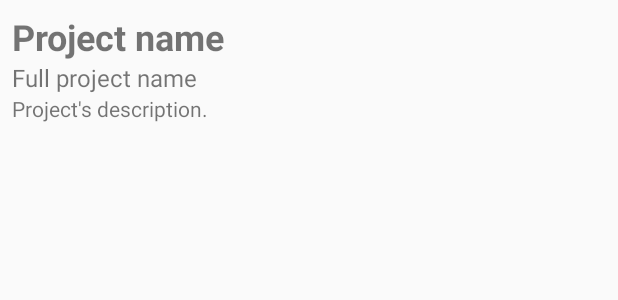
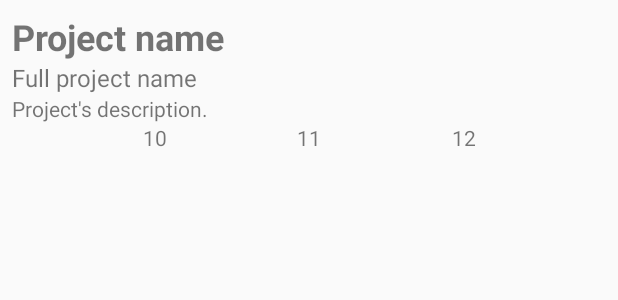
Before and after one commit to dexpota/gitfav, an Android app: the layout item_github_repository.xml on its own in the app's theme, with its tools: preview values and no code run, on a phone screen of 412 x 824 dp. Shown: the top 300 px of the screen. Run offline under Robolectric (Android 15) with nearby library versions, the phone set to English and light mode, and no system bars.

Commit message:
Added new attributes and updated item's layout.

```diff
--- a/app/src/main/java/me/destro/android/gitfav/adapters/StarredRepositoriesAdapter.java
+++ b/app/src/main/java/me/destro/android/gitfav/adapters/StarredRepositoriesAdapter.java
@@ -9,6 +9,8 @@ import android.view.View;
 import android.view.ViewGroup;
 import android.widget.Button;
 import android.widget.TextView;
+
+import com.squareup.moshi.Json;
 
 import org.w3c.dom.Text;
 
@@ -47,6 +49,12 @@ public class StarredRepositoriesAdapter extends PagedListAdapter<StarredReposito
         TextView fullProjectName;
         @BindView(R.id.description)
         TextView description;
+        @BindView(R.id.forks_count)
+        TextView forksCount;
+        @BindView(R.id.stargazers_count)
+        TextView stargazersCount;
+        @BindView(R.id.watchers_count)
+        TextView watchersCount;
 
         public StarredRepositoryHolder(@NonNull View itemView) {
             super(itemView);
@@ -57,6 +65,10 @@ public class StarredRepositoriesAdapter extends PagedListAdapter<StarredReposito
             projectName.setText(starredRepository.name);
             fullProjectName.setText(starredRepository.fullName);
             description.setText(starredRepository.description);
+
+            forksCount.setText(String.valueOf(starredRepository.forksCount));
+            stargazersCount.setText(String.valueOf(starredRepository.stargazersCount));
+            watchersCount.setText(String.valueOf(starredRepository.watchersCount));
         }
     }
 }
--- a/app/src/main/res/layout/item_github_repository.xml
+++ b/app/src/main/res/layout/item_github_repository.xml
@@ -36,9 +36,39 @@
         android:layout_width="match_parent"
         android:layout_height="wrap_content"
         app:layout_constraintTop_toBottomOf="@+id/full_project_name"
-        app:layout_constraintBottom_toBottomOf="parent"
+        app:layout_constraintBottom_toTopOf="@+id/forks_count"
         app:layout_constraintLeft_toLeftOf="parent"
         app:layout_constraintRight_toRightOf="parent"
         tools:text="Project's description."/>
 
+    <TextView
+        android:id="@+id/forks_count"
+        android:layout_width="wrap_content"
+        android:layout_height="wrap_content"
+        app:layout_constraintTop_toBottomOf="@+id/description"
+        app:layout_constraintBottom_toBottomOf="parent"
+        app:layout_constraintLeft_toLeftOf="parent"
+        app:layout_constraintRight_toLeftOf="@id/stargazers_count"
+        tools:text="10"/>
+
+    <TextView
+        android:id="@+id/stargazers_count"
+        android:layout_width="wrap_content"
+        android:layout_height="wrap_content"
+        app:layout_constraintTop_toBottomOf="@+id/description"
+        app:layout_constraintBottom_toBottomOf="parent"
+        app:layout_constraintLeft_toRightOf="@id/forks_count"
+        app:layout_constraintRight_toLeftOf="@id/watchers_count"
+        tools:text="11"/>
+
+    <TextView
+        android:id="@+id/watchers_count"
+        android:layout_width="wrap_content"
+        android:layout_height="wrap_content"
+        app:layout_constraintTop_toBottomOf="@+id/description"
+        app:layout_constraintBottom_toBottomOf="parent"
+        app:layout_constraintLeft_toRightOf="@id/stargazers_count"
+        app:layout_constraintRight_toRightOf="parent"
+        tools:text="12"/>
+
 </android.support.constraint.ConstraintLayout>
```
